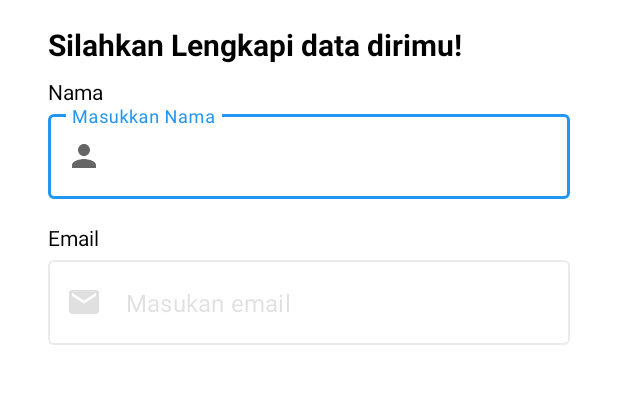
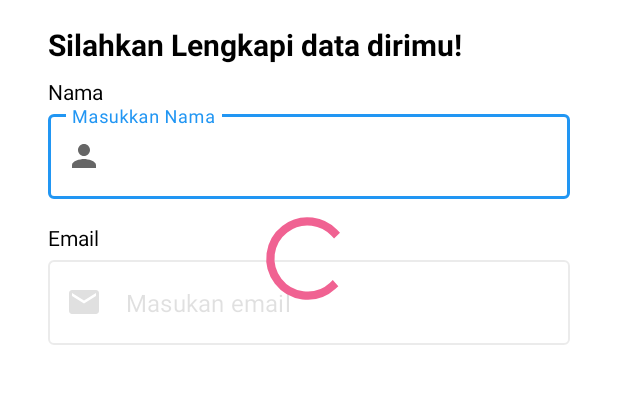
Before and after one commit to IchsanAlfian/Story-Apps, an Android app: the RegisterActivity screen opened directly, with no data from a screen before it, on a phone screen of 412 x 824 dp, the part 373-777 px from its top. Run offline under Robolectric (Android 15) with nearby library versions, the phone set to English and light mode, and no system bars.

Commit message:
add progress bar

```diff
--- a/app/src/main/java/com/ichsanalfian/mystoryapp/ui/addStory/AddStoryViewModel.kt
+++ b/app/src/main/java/com/ichsanalfian/mystoryapp/ui/addStory/AddStoryViewModel.kt
@@ -12,6 +12,7 @@ import okhttp3.RequestBody
 
 
 class AddStoryViewModel(private val repository: StoryRepository) : ViewModel() {
+    val isLoading: LiveData<Boolean> = repository.isLoading
     val upload: LiveData<AddStoryResponse> = repository.upload
     fun uploadStoryRequest(image: MultipartBody.Part, desc: RequestBody, token: String) {
         viewModelScope.launch {
--- a/app/src/main/java/com/ichsanalfian/mystoryapp/ui/login/LoginActivity.kt
+++ b/app/src/main/java/com/ichsanalfian/mystoryapp/ui/login/LoginActivity.kt
@@ -45,6 +45,9 @@ class LoginActivity : AppCompatActivity() {
     }
 
     private fun setupAction() {
+        loginViewModel.isLoading.observe(this) {
+            showLoading(it)
+        }
         binding.loginButton.setOnClickListener {
             loginViewModel.loginRequest(
                 binding.edLoginEmail.text.toString(),
@@ -113,6 +116,9 @@ class LoginActivity : AppCompatActivity() {
     private fun saveUser(uModel: UserModel) {
         loginViewModel.saveUser(uModel)
     }
+    private fun showLoading(isLoading: Boolean) {
+        binding.loginProgressBar.visibility = if (isLoading) View.VISIBLE else View.GONE
+    }
 
 
 }
--- a/app/src/main/java/com/ichsanalfian/mystoryapp/ui/login/LoginViewModel.kt
+++ b/app/src/main/java/com/ichsanalfian/mystoryapp/ui/login/LoginViewModel.kt
@@ -10,6 +10,7 @@ import kotlinx.coroutines.launch
 
 class LoginViewModel(private val repository: StoryRepository) : ViewModel() {
     val login: LiveData<LoginResponse> = repository.login
+    val isLoading: LiveData<Boolean> = repository.isLoading
     fun loginRequest(email: String, password: String) {
         viewModelScope.launch {
             repository.loginRequest(email, password)
--- a/app/src/main/java/com/ichsanalfian/mystoryapp/ui/register/RegisterActivity.kt
+++ b/app/src/main/java/com/ichsanalfian/mystoryapp/ui/register/RegisterActivity.kt
@@ -44,6 +44,9 @@ class RegisterActivity : AppCompatActivity() {
     }
 
     private fun setupAction() {
+        registerViewModel.isLoading.observe(this) {
+            showLoading(it)
+        }
         binding.registerButton.setOnClickListener {
             registerViewModel.postRegister(
                 binding.edRegisterName.text.toString(),
@@ -105,5 +108,8 @@ class RegisterActivity : AppCompatActivity() {
             startDelay = 500
         }.start()
     }
+    private fun showLoading(isLoading: Boolean) {
+        binding.registerProgressBar.visibility = if (isLoading) View.VISIBLE else View.GONE
+    }
 
 }
--- a/app/src/main/java/com/ichsanalfian/mystoryapp/ui/register/RegisterViewModel.kt
+++ b/app/src/main/java/com/ichsanalfian/mystoryapp/ui/register/RegisterViewModel.kt
@@ -9,6 +9,7 @@ import kotlinx.coroutines.launch
 
 class RegisterViewModel(private val repository: StoryRepository) : ViewModel() {
     val register: LiveData<RegisterResponse> = repository.register
+    val isLoading: LiveData<Boolean> = repository.isLoading
     fun postRegister(name: String, email: String, password: String) {
         viewModelScope.launch {
             repository.registerRequest(name, email, password)
--- a/app/src/main/java/com/ichsanalfian/mystoryapp/ui/story/StoryViewModel.kt
+++ b/app/src/main/java/com/ichsanalfian/mystoryapp/ui/story/StoryViewModel.kt
@@ -10,6 +10,7 @@ import kotlinx.coroutines.launch
 
 class StoryViewModel(private val repository: StoryRepository) : ViewModel() {
     val story: LiveData<StoryResponse> = repository.story
+    val isLoading: LiveData<Boolean> = repository.isLoading
     fun getAllStory(token: String) {
         viewModelScope.launch {
             repository.getAllStory(token)
--- a/app/src/main/res/layout/activity_register.xml
+++ b/app/src/main/res/layout/activity_register.xml
@@ -175,5 +175,19 @@
         android:layout_height="64dp"
         android:orientation="horizontal"
         app:layout_constraintGuide_percent="0.1" />
+    <ProgressBar
+        android:id="@+id/registerProgressBar"
+        style="?android:attr/progressBarStyle"
+        android:layout_width="74dp"
+        android:layout_height="66dp"
+        android:visibility="gone"
+        app:layout_constraintBottom_toBottomOf="parent"
+        app:layout_constraintEnd_toEndOf="parent"
+        app:layout_constraintHorizontal_bias="0.498"
+        app:layout_constraintStart_toStartOf="parent"
+        app:layout_constraintTop_toTopOf="parent"
+        app:layout_constraintVertical_bias="0.512"
+        tools:visibility="visible" />
+
 
 </androidx.constraintlayout.widget.ConstraintLayout>
```
Also changed, not shown: app/src/main/java/com/ichsanalfian/mystoryapp/remote/StoryRepository.kt (+15 -7 lines), app/src/main/java/com/ichsanalfian/mystoryapp/ui/addStory/AddStoryActivity.kt (+8 -0 lines), app/src/main/java/com/ichsanalfian/mystoryapp/ui/story/StoryActivity.kt (+7 -0 lines), app/src/main/res/layout/activity_add_story.xml (+13 -0 lines), app/src/main/res/layout/activity_login.xml (+14 -0 lines), app/src/main/res/layout/activity_story.xml (+13 -0 lines).
